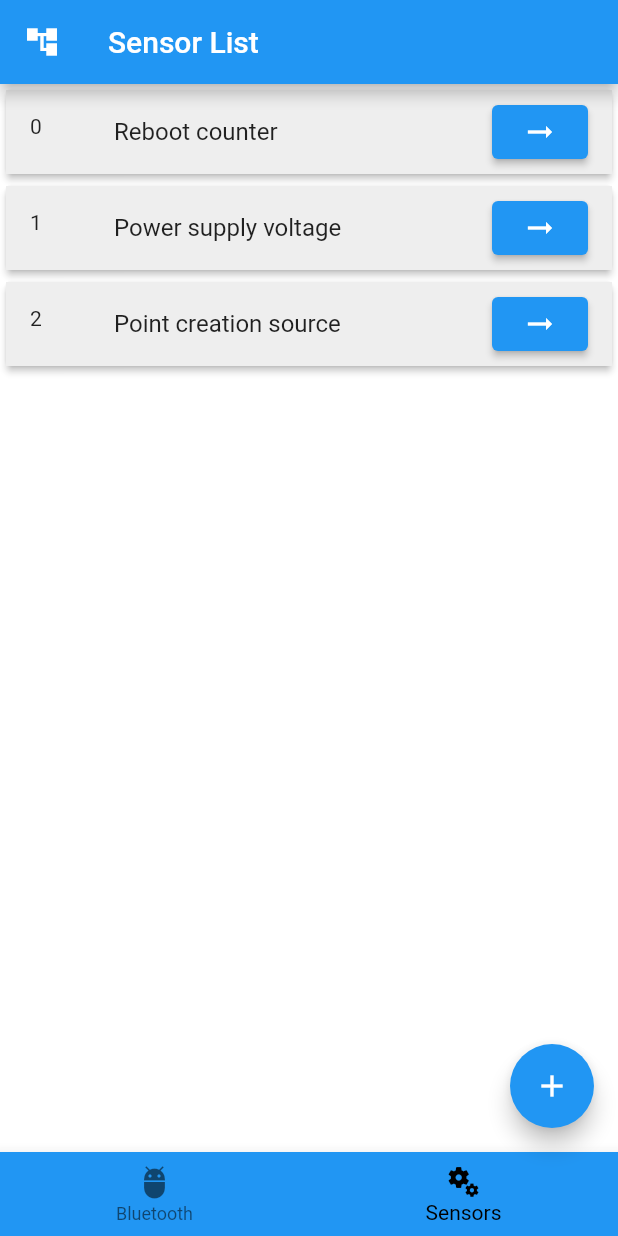
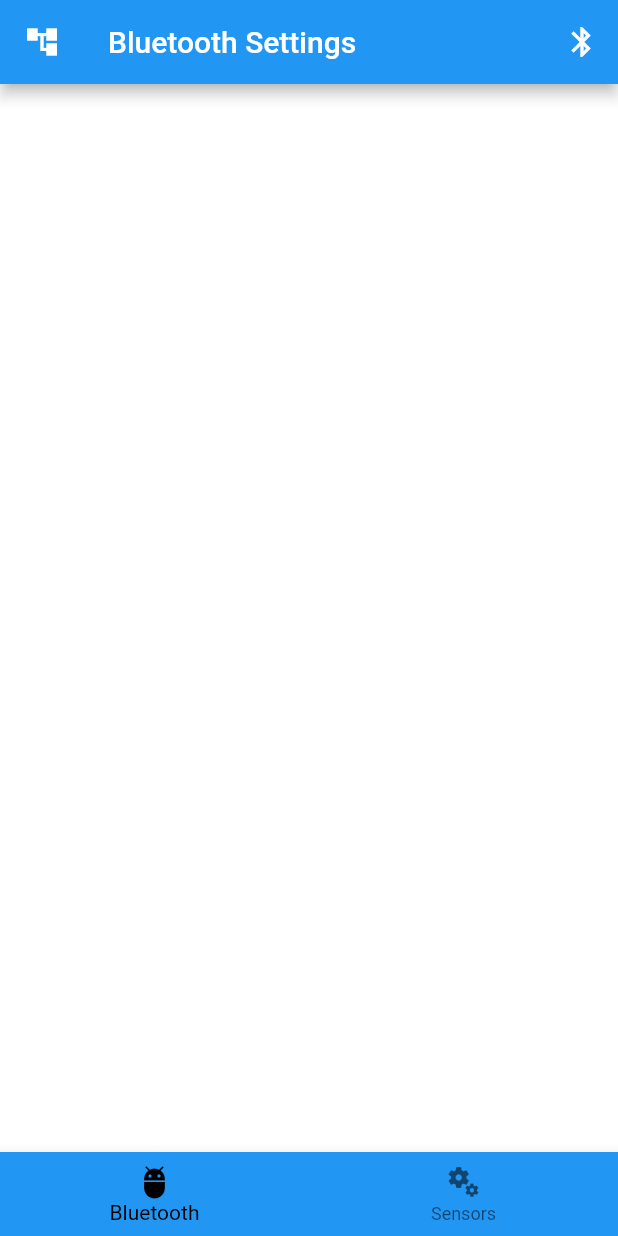
Before and after one commit to Sryzhenkov/QUECTEL_BT, a Flutter app: the screen it shows after launch, on a phone screen of 412 x 824 dp. Run offline on Flutter 3.47's test engine with Material 2 defaults, Android fonts, the light colour scheme and no system bars.

Commit message:
#0.0.1 Created a Bluetooth page

```diff
--- /dev/null
+++ b/lib/screens/BluetoothPage.dart
@@ -0,0 +1,10 @@
+import 'package:flutter/material.dart';
+
+class BluetoothPage extends StatelessWidget {
+  @override
+  Widget build(BuildContext context) {
+    return Container(
+      color: Colors.white,
+    );
+  }
+}
--- a/lib/screens/homePage.dart
+++ b/lib/screens/homePage.dart
@@ -4,6 +4,7 @@
 //******MY_LIB******//
 import 'package:quectel_bt/screens/SensorListPage.dart';
 import 'package:quectel_bt/screens/NewSensorPage.dart';
+import 'package:quectel_bt/screens/BluetoothPage.dart';
 //******************//
 
 class HomePage extends StatefulWidget {
@@ -14,20 +15,40 @@
 }
 
 class _HomePageState extends State<HomePage> {
-  int indexBottomTab = 1;
+  int indexBottomTab = 0;
+  int bluetoothState = 0;
 
   @override
   Widget build(BuildContext context) {
     return Container(
       child: Scaffold(
         backgroundColor: Theme.of(context).primaryColor,
-        appBar: AppBar(
+        appBar: indexBottomTab == 0
+            ? AppBar(
+                backgroundColor: Colors.blue,
+                title: Text("Bluetooth Settings"),
+                leading: Icon(Icons.account_tree),
+                actions: [
+                  IconButton(
+                    icon: bluetoothState == 0
+                        ? Icon(Icons.bluetooth)
+                        : Icon(Icons.bluetooth_disabled),
+                    tooltip: 'Bluetooth on/off',
+                    onPressed: () {
+                      setState(() => bluetoothState ^= 1);
+                    },
+                  ),
+                ],
+              )
+            : AppBar(
                 backgroundColor: Colors.blue,
                 title: Text("Sensor List"),
                 leading: Icon(Icons.account_tree),
               ),
-        body: SensorListPage(),
-        floatingActionButton: FloatingActionButton(
+        body: indexBottomTab == 0 ? BluetoothPage() : SensorListPage(),
+        floatingActionButton: indexBottomTab == 0
+            ? null
+            : FloatingActionButton(
                 child: Icon(Icons.add),
                 backgroundColor: Colors.blue,
                 onPressed: () {
@@ -49,6 +70,9 @@
           currentIndex: indexBottomTab,
           selectedItemColor: Colors.black,
           backgroundColor: Colors.blue,
+          onTap: (int index) {
+            setState(() => indexBottomTab = index);
+          },
         ),
       ),
     );
```
Lines whose indentation alone changed are shown as unchanged.
